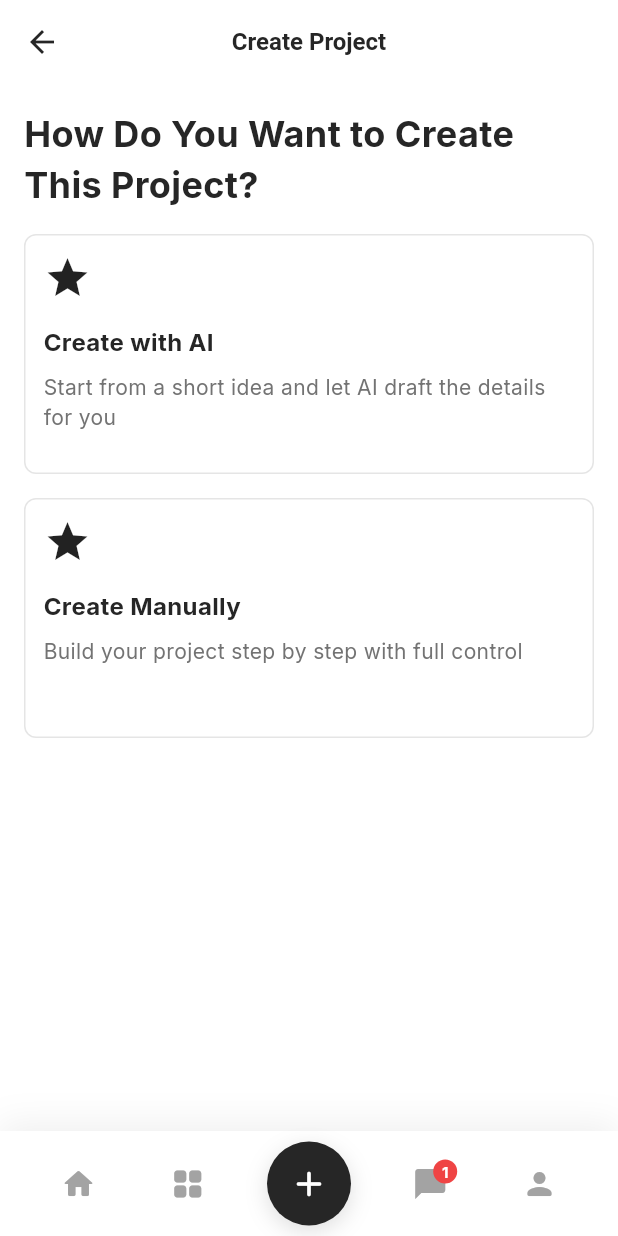
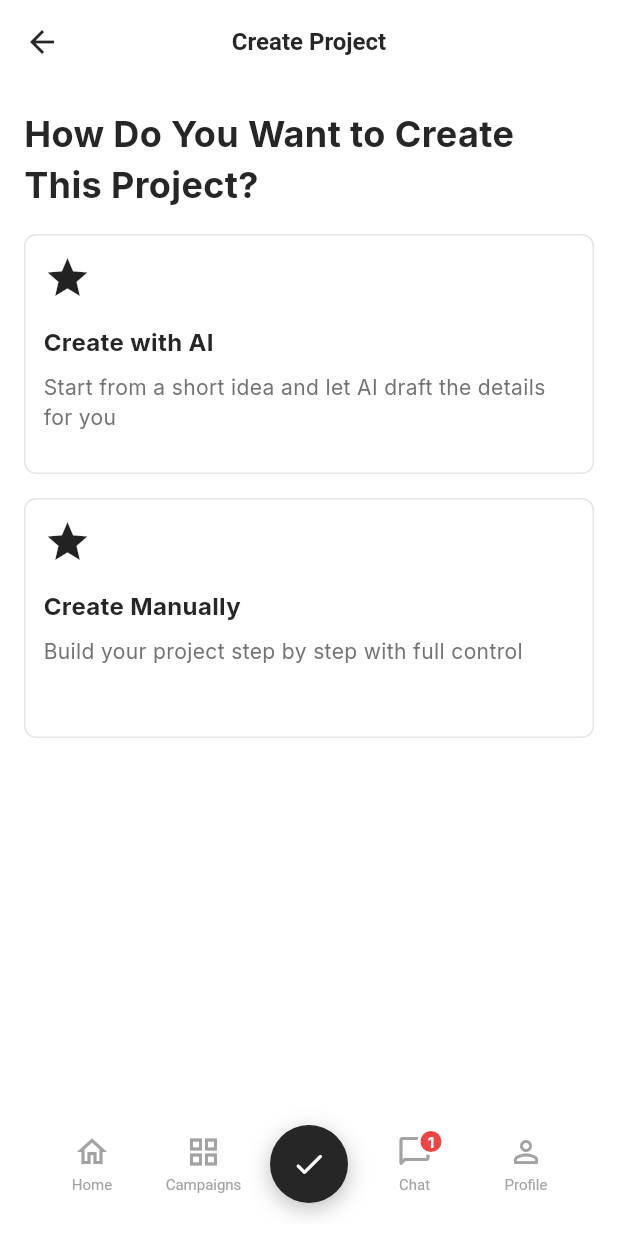
Before and after one commit to Maymayworld/zerogrid-platform, a Flutter app: the OrganizerMainLayout screen opened directly, item 3 of the bottom bar chosen, on a phone screen of 412 x 824 dp. Run offline on Flutter 3.47's test engine with Material 3 defaults, Android fonts, the phone set to English and light mode, and no system bars; our stand-ins replace fl_chart, flutter_hooks, font_awesome_flutter, google_fonts, hooks_riverpod, image_picker and 1 more; accounts and stored records are empty; network calls fail.

Commit message:
bottom navigation

```diff
--- a/lib/shared/theme/app_theme.dart
+++ b/lib/shared/theme/app_theme.dart
@@ -35,8 +35,8 @@ class ColorPalette {
   static const Color chillBlue200 = Color(0xFFc2e9ec);
   static const Color chillBlue300 = Color(0xFF99d7de);
   static const Color chillBlue400 = Color(0xFF66c3cd);
-  static const Color chillBlue500 = Color(0xFF33afbd); // primaryColor
-  static const Color chillBlue600 = Color(0xFF009bac);
+  static const Color chillBlue500 = Color(0xFF33afbd);
+  static const Color chillBlue600 = Color(0xFF009bac); // primaryColor
   static const Color chillBlue700 = Color(0xFF007c8a);
   static const Color chillBlue800 = Color(0xFF005d67);
   static const Color chillBlue900 = Color(0xFF003e45);
--- a/lib/shared/theme/organizer_main_layout.dart
+++ b/lib/shared/theme/organizer_main_layout.dart
@@ -33,14 +33,20 @@ class OrganizerMainLayout extends HookWidget {
               children: screens,
             ),
           ),
-          // Liquid Glass ボトムナビゲーション
+          // Liquid Glass ボトムナビゲーション（浮かせて配置）
           Positioned(
-            left: 0,
-            right: 0,
+            left: SpacePalette.base,
+            right: SpacePalette.base,
             bottom: 0,
+            child: SafeArea(
+              top: false,
+              child: Padding(
+                padding: EdgeInsets.only(bottom: SpacePalette.sm),
                 child: _LiquidGlassNavBar(
                   currentIndex: currentIndex.value,
                   onTap: (index) => currentIndex.value = index,
+                ),
+              ),
             ),
           ),
         ],
@@ -60,52 +66,54 @@ class _LiquidGlassNavBar extends StatelessWidget {
 
   @override
   Widget build(BuildContext context) {
-    return Container(
+    return ClipRRect(
+      borderRadius: BorderRadius.circular(RadiusPalette.full),
+      child: BackdropFilter(
+        filter: ImageFilter.blur(sigmaX: 20, sigmaY: 20),
+        child: Container(
+          height: 80,
           decoration: BoxDecoration(
-        color: ColorPalette.white,
-        boxShadow: [
-          BoxShadow(
-            color: ColorPalette.neutral800.withOpacity(0.08),
-            blurRadius: 20,
-            offset: Offset(0, -4),
+            color: ColorPalette.white.withOpacity(0.75),
+            borderRadius: BorderRadius.circular(RadiusPalette.full),
+            border: Border.all(
+              color: ColorPalette.white.withOpacity(0.3),
+              width: 1,
             ),
-        ],
           ),
-      child: SafeArea(
-        top: false,
-        child: Container(
-          height: 70,
-          padding: EdgeInsets.symmetric(horizontal: SpacePalette.base),
           child: Row(
-            mainAxisAlignment: MainAxisAlignment.spaceAround,
+            mainAxisAlignment: MainAxisAlignment.spaceEvenly,
             children: [
-              _LiquidNavItem(
-                icon: Icons.home_rounded,
+              _GlassNavItem(
+                icon: Icons.home_outlined,
+                selectedIcon: Icons.home_rounded,
                 label: 'Home',
                 isSelected: currentIndex == 0,
                 onTap: () => onTap(0),
               ),
-              _LiquidNavItem(
-                icon: Icons.grid_view_rounded,
+              _GlassNavItem(
+                icon: Icons.grid_view_outlined,
+                selectedIcon: Icons.grid_view_rounded,
                 label: 'Campaigns',
                 isSelected: currentIndex == 1,
                 onTap: () => onTap(1),
               ),
-              // 中央の＋ボタン
-              _CenterAddButton(
+              // 中央の黒いボタン
+              _CenterBlackButton(
                 isSelected: currentIndex == 2,
                 onTap: () => onTap(2),
               ),
-              _LiquidNavItem(
-                icon: Icons.chat_bubble_rounded,
+              _GlassNavItem(
+                icon: Icons.chat_bubble_outline_rounded,
+                selectedIcon: Icons.chat_bubble_rounded,
                 label: 'Chat',
                 isSelected: currentIndex == 3,
                 onTap: () => onTap(3),
                 showBadge: true,
                 badgeCount: 1,
               ),
-              _LiquidNavItem(
-                icon: Icons.person_rounded,
+              _GlassNavItem(
+                icon: Icons.person_outline_rounded,
+                selectedIcon: Icons.person_rounded,
                 label: 'Profile',
                 isSelected: currentIndex == 4,
                 onTap: () => onTap(4),
@@ -118,17 +126,19 @@ class _LiquidGlassNavBar extends StatelessWidget {
   }
 }
 
-// Liquid Glass スタイルのナビゲーションアイテム
-class _LiquidNavItem extends StatelessWidget {
+// Liquid Glass スタイルのナビゲーションアイテム（縦並び、常に表示）
+class _GlassNavItem extends StatelessWidget {
   final IconData icon;
+  final IconData selectedIcon;
   final String label;
   final bool isSelected;
   final VoidCallback onTap;
   final bool showBadge;
   final int badgeCount;
 
-  const _LiquidNavItem({
+  const _GlassNavItem({
     required this.icon,
+    required this.selectedIcon,
     required this.label,
     required this.isSelected,
     required this.onTap,
@@ -141,39 +151,65 @@ class _LiquidNavItem extends StatelessWidget {
     return GestureDetector(
       onTap: onTap,
       behavior: HitTestBehavior.opaque,
-      child: AnimatedContainer(
-        duration: Duration(milliseconds: 300),
+      child: SizedBox(
+        width: 60,
+        child: Stack(
+          alignment: Alignment.center,
+          children: [
+            // 選択時の白いガラスオーバーレイ
+            AnimatedOpacity(
+              duration: Duration(milliseconds: 250),
               curve: Curves.easeInOut,
-        padding: EdgeInsets.symmetric(
-          horizontal: isSelected ? SpacePalette.inner : SpacePalette.sm,
-          vertical: SpacePalette.sm,
+              opacity: isSelected ? 1.0 : 0.0,
+              child: Container(
+                width: 52,
+                height: 64,
+                decoration: BoxDecoration(
+                  color: ColorPalette.white.withOpacity(0.85),
+                  borderRadius: BorderRadius.circular(RadiusPalette.full),
+                  boxShadow: [
+                    BoxShadow(
+                      color: ColorPalette.neutral800.withOpacity(0.05),
+                      blurRadius: 8,
+                      offset: Offset(0, 2),
                     ),
-        decoration: BoxDecoration(
-          color: isSelected ? ColorPalette.neutral100 : Colors.transparent,
-          borderRadius: BorderRadius.circular(RadiusPalette.full),
+                  ],
                 ),
-        child: Row(
-          mainAxisSize: MainAxisSize.min,
+              ),
+            ),
+            // アイコンとラベル（縦並び）
+            Column(
+              mainAxisAlignment: MainAxisAlignment.center,
               children: [
                 Stack(
                   clipBehavior: Clip.none,
                   children: [
-                Icon(
-                  icon,
-                  color: isSelected ? ColorPalette.neutral800 : ColorPalette.neutral400,
+                    AnimatedSwitcher(
+                      duration: Duration(milliseconds: 200),
+                      child: Icon(
+                        isSelected ? selectedIcon : icon,
+                        key: ValueKey(isSelected),
+                        color: isSelected
+                            ? ColorPalette.neutral800
+                            : ColorPalette.neutral400,
                         size: 24,
+                      ),
                     ),
                     // バッジ
                     if (showBadge && badgeCount > 0)
                       Positioned(
-                    right: -6,
+                        right: -8,
                         top: -4,
                         child: Container(
-                      width: 16,
-                      height: 16,
+                          width: 18,
+                          height: 18,
                           decoration: BoxDecoration(
                             color: ColorPalette.critical500,
                             shape: BoxShape.circle,
+                            border: Border.all(
+                              color: ColorPalette.white,
+                              width: 2,
+                            ),
                           ),
                           child: Center(
                             child: Text(
@@ -189,22 +225,19 @@ class _LiquidNavItem extends StatelessWidget {
                       ),
                   ],
                 ),
-            // 選択時にラベルを表示
-            AnimatedSize(
-              duration: Duration(milliseconds: 300),
-              curve: Curves.easeInOut,
-              child: isSelected
-                  ? Padding(
-                      padding: EdgeInsets.only(left: SpacePalette.sm),
-                      child: Text(
-                        label,
-                        style: TextStylePalette.miniTitle.copyWith(
-                          color: ColorPalette.neutral800,
-                          fontWeight: FontWeight.w600,
+                SizedBox(height: 4),
+                AnimatedDefaultTextStyle(
+                  duration: Duration(milliseconds: 200),
+                  style: TextStyle(
+                    fontSize: 10,
+                    fontWeight: isSelected ? FontWeight.w600 : FontWeight.normal,
+                    color: isSelected
+                        ? ColorPalette.neutral800
+                        : ColorPalette.neutral400,
                   ),
+                  child: Text(label),
                 ),
-                    )
-                  : SizedBox.shrink(),
+              ],
             ),
           ],
         ),
@@ -213,12 +246,12 @@ class _LiquidNavItem extends StatelessWidget {
   }
 }
 
-// 中央の＋ボタン
-class _CenterAddButton extends StatelessWidget {
+// 中央の黒いボタン（常に黒）
+class _CenterBlackButton extends StatelessWidget {
   final bool isSelected;
   final VoidCallback onTap;
 
-  const _CenterAddButton({
+  const _CenterBlackButton({
     required this.isSelected,
     required this.onTap,
   });
@@ -227,26 +260,24 @@ class _CenterAddButton extends StatelessWidget {
   Widget build(BuildContext context) {
     return GestureDetector(
       onTap: onTap,
-      child: AnimatedContainer(
-        duration: Duration(milliseconds: 300),
-        curve: Curves.easeInOut,
-        width: 56,
-        height: 56,
+      child: Container(
+        width: 52,
+        height: 52,
         decoration: BoxDecoration(
-          color: isSelected ? ColorPalette.neutral800 : ColorPalette.neutral100,
+          color: ColorPalette.neutral800, // 常に黒
           shape: BoxShape.circle,
           boxShadow: [
             BoxShadow(
-              color: ColorPalette.neutral800.withOpacity(0.15),
+              color: ColorPalette.neutral800.withOpacity(0.3),
               blurRadius: 12,
               offset: Offset(0, 4),
             ),
           ],
         ),
         child: Icon(
-          Icons.add_rounded,
-          color: isSelected ? ColorPalette.white : ColorPalette.neutral600,
-          size: 28,
+          isSelected ? Icons.check_rounded : Icons.smartphone_rounded,
+          color: ColorPalette.white,
+          size: 24,
         ),
       ),
     );
```
Lines whose indentation alone changed are shown as unchanged.
